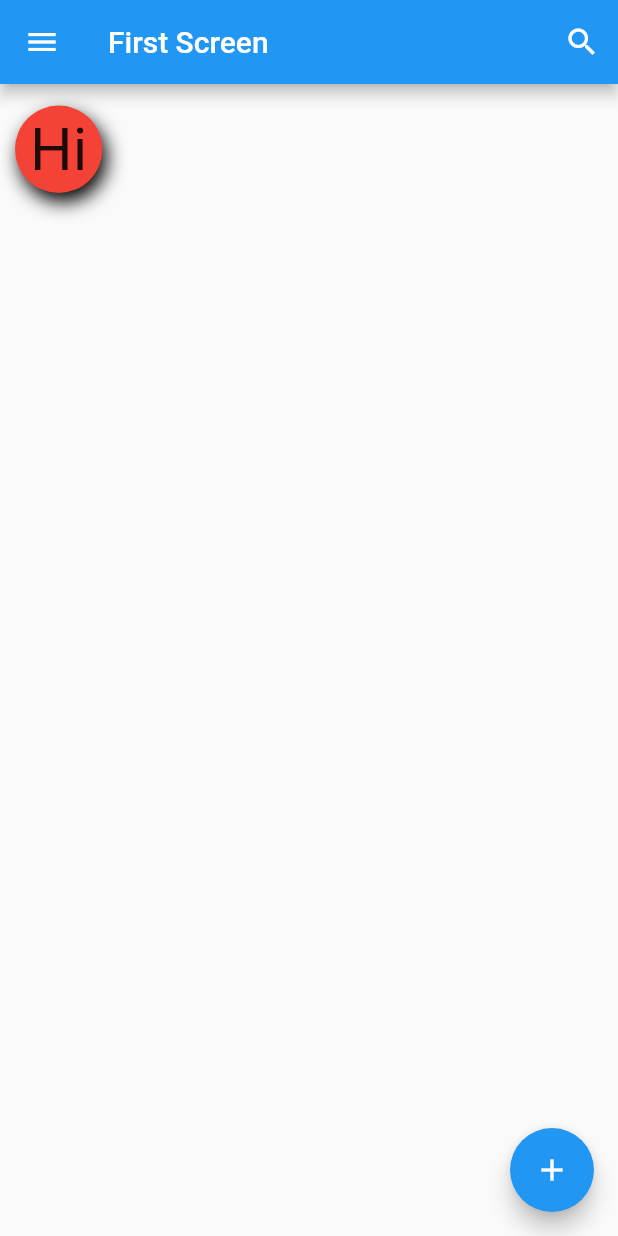
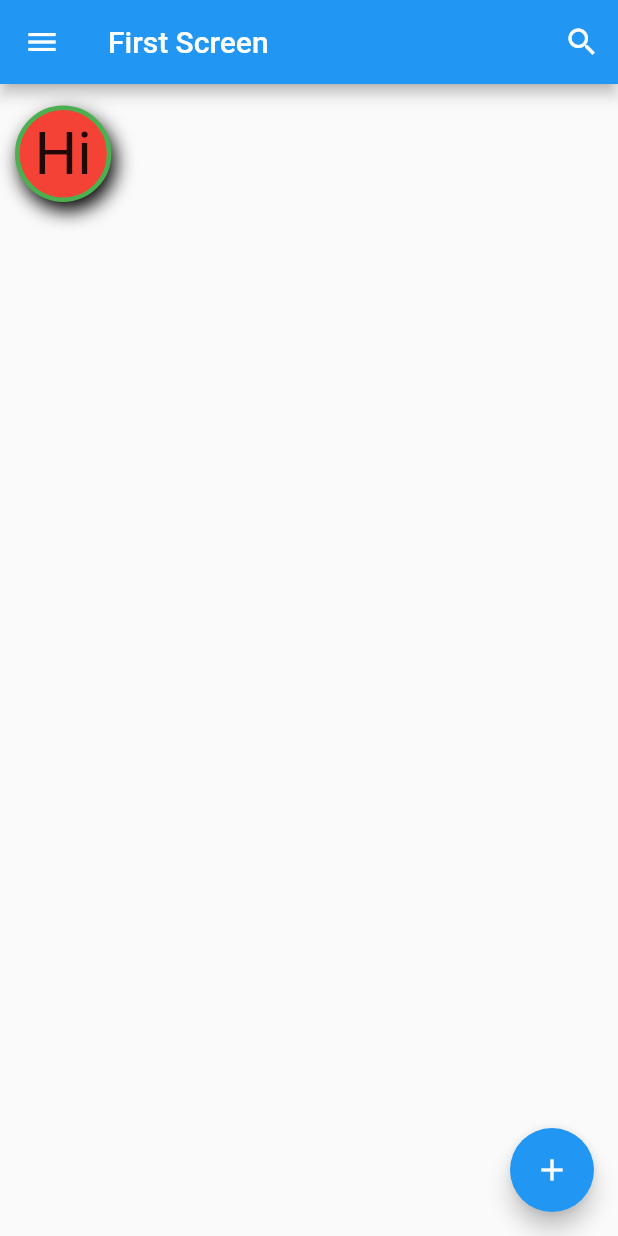
Before and after one commit to akhdanpangestuajiwidodo/GeneralWidgetApp, a Flutter app: the screen it shows after launch, on a phone screen of 412 x 824 dp. Run offline on Flutter 3.47's test engine with Material 2 defaults, Android fonts, the phone set to English and light mode, and no system bars.

Commit message:
Create decoration widget and use border(color and width of border)

```diff
--- a/lib/main.dart
+++ b/lib/main.dart
@@ -65,6 +65,7 @@ class FirstScreen extends StatelessWidget{
               blurRadius: 10,
             )
           ],
+          border: Border.all(color: Colors.green, width: 3),
         ),
       ),
 
```
